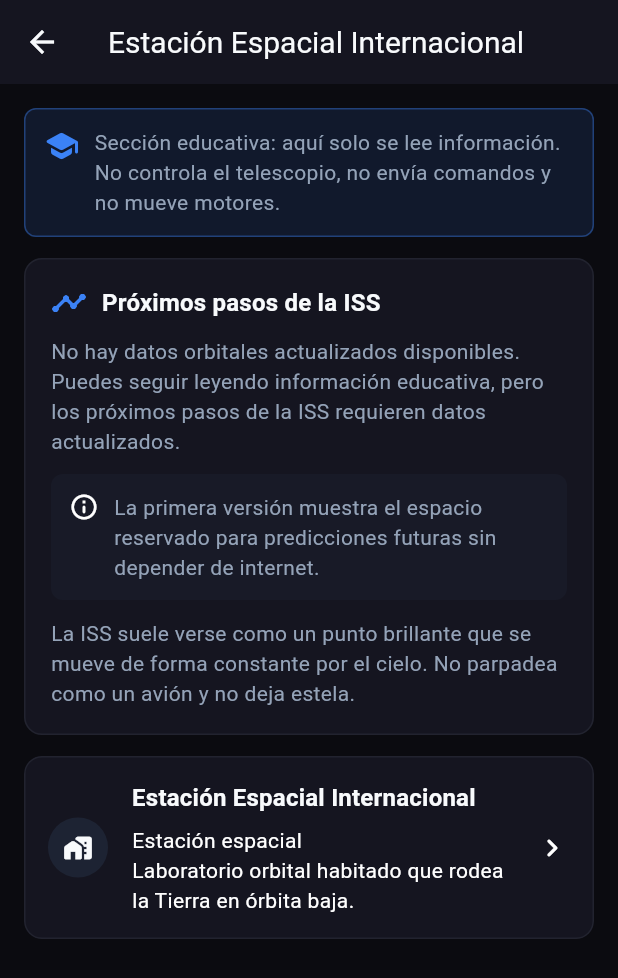
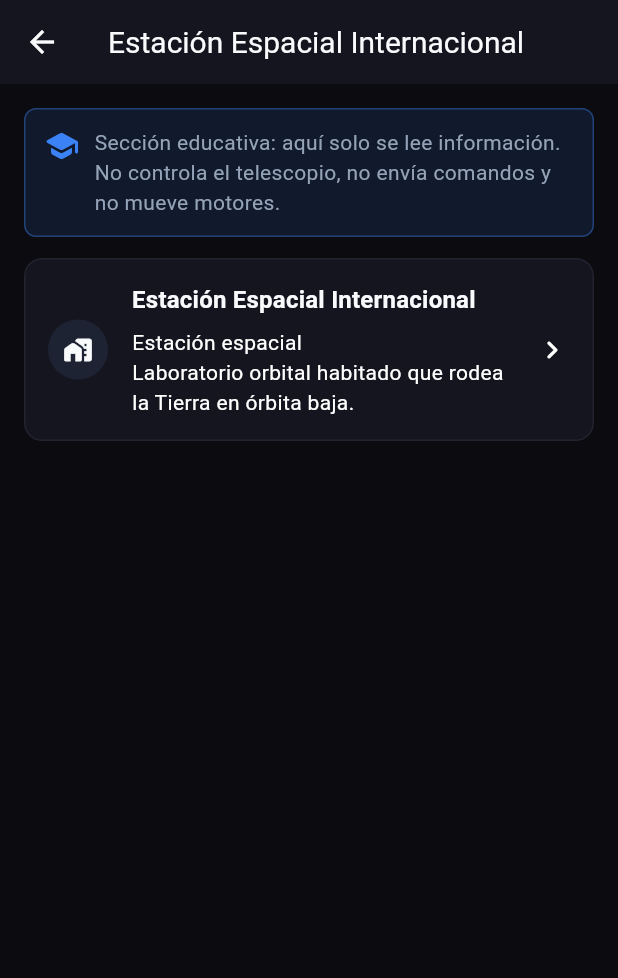
Before and after one commit to AstroPrinted/AstroPilot, a Flutter app: the SpaceEducationScreen screen opened directly, after a tap on "Estación Espacial Internacional", on a phone screen of 412 x 824 dp. Shown: the top 978 px of the screen. Run offline on Flutter 3.47's test engine with Material 3 defaults, Android fonts, the phone set to English and light mode, and no system bars; our stand-ins replace flutter_blue_plus, geolocator, permission_handler, shared_preferences; missing offline and left inert: geoengine; accounts and stored records are empty; statements that could not run were skipped.

Commit message:
Remove the placeholder ISS passes panel from Satellites
The panel never had real orbital data: its service always returned an
empty list. Drop the panel, the service, its model and their tests.

Co-Authored-By: Claude Opus 5.5 <noreply@anthropic.com>

```diff
--- a/lib/features/space_education/data/local_iss_pass_service.dart
+++ /dev/null
@@ -1,20 +0,0 @@
-import '../domain/models/iss_pass.dart';
-import '../domain/services/iss_pass_service.dart';
-
-class LocalIssPassService implements IssPassService {
-  const LocalIssPassService();
-
-  @override
-  Future<IssPassResult> getUpcomingIssPasses({
-    required double latitude,
-    required double longitude,
-    required DateTime from,
-  }) async {
-    return const IssPassResult(
-      passes: [],
-      hasFreshOrbitalData: false,
-      message:
-          'No hay datos orbitales actualizados disponibles. Puedes seguir leyendo información educativa, pero los próximos pasos de la ISS requieren datos actualizados.',
-    );
-  }
-}
--- a/lib/features/space_education/domain/models/iss_pass.dart
+++ /dev/null
@@ -1,37 +0,0 @@
-class IssPass {
-  final DateTime? startTime;
-  final DateTime? endTime;
-  final Duration? duration;
-  final String startDirection;
-  final String maxElevation;
-  final String endDirection;
-  final String visibilityLabel;
-  final bool isPotentiallyVisible;
-  final bool isPlaceholder;
-  final String note;
-
-  const IssPass({
-    this.startTime,
-    this.endTime,
-    this.duration,
-    required this.startDirection,
-    required this.maxElevation,
-    required this.endDirection,
-    required this.visibilityLabel,
-    required this.isPotentiallyVisible,
-    required this.isPlaceholder,
-    required this.note,
-  });
-}
-
-class IssPassResult {
-  final List<IssPass> passes;
-  final bool hasFreshOrbitalData;
-  final String message;
-
-  const IssPassResult({
-    required this.passes,
-    required this.hasFreshOrbitalData,
-    required this.message,
-  });
-}
--- a/lib/features/space_education/presentation/screens/space_education_screen.dart
+++ b/lib/features/space_education/presentation/screens/space_education_screen.dart
@@ -1,14 +1,10 @@
 import 'package:flutter/material.dart';
 
-import '../../data/local_iss_pass_service.dart';
 import '../../data/local_space_education_repository.dart';
 import '../../domain/models/educational_space_object.dart';
-import '../../domain/models/iss_pass.dart';
-import '../../domain/services/iss_pass_service.dart';
 
 class SpaceEducationScreen extends StatefulWidget {
   final LocalSpaceEducationRepository repository;
-  final IssPassService issPassService;
 
   /// Barra superior; por defecto "Satélites y exploración espacial".
   final PreferredSizeWidget? appBar;
@@ -16,7 +12,6 @@ class SpaceEducationScreen extends StatefulWidget {
   const SpaceEducationScreen({
     super.key,
     this.repository = const LocalSpaceEducationRepository(),
-    this.issPassService = const LocalIssPassService(),
     this.appBar,
   });
 
@@ -100,7 +95,6 @@ class _SpaceEducationScreenState extends State<SpaceEducationScreen> {
           objects: objects
               .where((object) => object.category == category)
               .toList(growable: false),
-          issPassService: widget.issPassService,
         ),
       ),
     );
@@ -110,12 +104,10 @@ class _SpaceEducationScreenState extends State<SpaceEducationScreen> {
 class _SpaceEducationCategoryScreen extends StatelessWidget {
   final EducationalSpaceCategory category;
   final List<EducationalSpaceObject> objects;
-  final IssPassService issPassService;
 
   const _SpaceEducationCategoryScreen({
     required this.category,
     required this.objects,
-    required this.issPassService,
   });
 
   @override
@@ -127,10 +119,6 @@ class _SpaceEducationCategoryScreen extends StatelessWidget {
         children: [
           const _EducationSafetyBanner(compact: true),
           const SizedBox(height: 14),
-          if (category == EducationalSpaceCategory.iss) ...[
-            _IssPassPanel(service: issPassService),
-            const SizedBox(height: 14),
-          ],
           for (final object in objects) ...[
             _EducationalObjectCard(object: object),
             const SizedBox(height: 10),
@@ -344,173 +332,6 @@ class _EducationalObjectCard extends StatelessWidget {
           child: Text('${object.type.label}\n${object.shortDescription}'),
         ),
         trailing: const Icon(Icons.chevron_right_rounded),
-      ),
-    );
-  }
-}
-
-class _IssPassPanel extends StatefulWidget {
-  final IssPassService service;
-
-  const _IssPassPanel({required this.service});
-
-  @override
-  State<_IssPassPanel> createState() => _IssPassPanelState();
-}
-
-class _IssPassPanelState extends State<_IssPassPanel> {
-  late final Future<IssPassResult> _future;
-
-  @override
-  void initState() {
-    super.initState();
-    _future = widget.service.getUpcomingIssPasses(
-      latitude: 0,
-      longitude: 0,
-      from: DateTime.now().toUtc(),
-    );
-  }
-
-  @override
-  Widget build(BuildContext context) {
-    return FutureBuilder<IssPassResult>(
-      future: _future,
-      builder: (context, snapshot) {
-        if (snapshot.connectionState != ConnectionState.done) {
-          return const Card(
-            child: Padding(
-              padding: EdgeInsets.all(18),
-              child: Center(child: CircularProgressIndicator()),
-            ),
-          );
-        }
-
-        final result = snapshot.data;
-        if (result == null || snapshot.hasError) {
-          return const _InfoCard(
-            icon: Icons.cloud_off_rounded,
-            title: 'Próximos pasos de la ISS',
-            message:
-                'No se pudieron revisar datos orbitales. El contenido educativo local sigue disponible.',
-          );
-        }
-
-        return Card(
-          child: Padding(
-            padding: const EdgeInsets.all(18),
-            child: Column(
-              crossAxisAlignment: CrossAxisAlignment.start,
-              children: [
-                Row(
-                  children: [
-                    Icon(
-                      Icons.timeline_rounded,
-                      color: Theme.of(context).colorScheme.primary,
-                    ),
-                    const SizedBox(width: 10),
-                    Expanded(
-                      child: Text(
-                        'Próximos pasos de la ISS',
-                        style: Theme.of(context).textTheme.titleMedium,
-                      ),
-                    ),
-                  ],
-                ),
-                const SizedBox(height: 10),
-                Text(result.message),
-                const SizedBox(height: 12),
-                if (result.passes.isEmpty)
-                  const _EmptyPassState()
-                else
-                  for (final pass in result.passes) _IssPassTile(pass: pass),
-                const SizedBox(height: 12),
-                const Text(
-                  'La ISS suele verse como un punto brillante que se mueve de forma constante por el cielo. No parpadea como un avión y no deja estela.',
-                ),
-              ],
-            ),
-          ),
-        );
-      },
-    );
-  }
-}
-
-class _IssPassTile extends StatelessWidget {
-  final IssPass pass;
-
-  const _IssPassTile({required this.pass});
-
-  @override
-  Widget build(BuildContext context) {
-    return Container(
-      margin: const EdgeInsets.only(top: 10),
-      padding: const EdgeInsets.all(12),
-      decoration: BoxDecoration(
-        color: Theme.of(
-          context,
-        ).colorScheme.surfaceContainerHighest.withValues(alpha: 0.36),
-        borderRadius: BorderRadius.circular(8),
-      ),
-      child: Column(
-        crossAxisAlignment: CrossAxisAlignment.start,
-        children: [
-          Text(
-            pass.visibilityLabel,
-            style: Theme.of(context).textTheme.titleMedium,
-          ),
-          const SizedBox(height: 8),
-          Text('Hora: ${_formatTime(pass.startTime)}'),
-          Text('Duración: ${_formatDuration(pass.duration)}'),
-          Text('Altura máxima: ${pass.maxElevation}'),
-          Text('Dirección: ${pass.startDirection} → ${pass.endDirection}'),
-          if (pass.note.isNotEmpty) ...[
-            const SizedBox(height: 8),
-            Text(pass.note, style: Theme.of(context).textTheme.bodySmall),
-          ],
-        ],
-      ),
-    );
-  }
-
-  String _formatTime(DateTime? value) {
-    if (value == null) return 'Pendiente';
-    final local = value.toLocal();
-    final hour = local.hour.toString().padLeft(2, '0');
-    final minute = local.minute.toString().padLeft(2, '0');
-    return '$hour:$minute';
-  }
-
-  String _formatDuration(Duration? value) {
-    if (value == null) return 'Pendiente';
-    return '${value.inMinutes} min';
-  }
-}
-
-class _EmptyPassState extends StatelessWidget {
-  const _EmptyPassState();
-
-  @override
-  Widget build(BuildContext context) {
-    return Container(
-      padding: const EdgeInsets.all(12),
-      decoration: BoxDecoration(
-        color: Theme.of(
-          context,
-        ).colorScheme.surfaceContainerHighest.withValues(alpha: 0.36),
-        borderRadius: BorderRadius.circular(8),
-      ),
-      child: const Row(
-        crossAxisAlignment: CrossAxisAlignment.start,
-        children: [
-          Icon(Icons.info_outline_rounded, size: 20),
-          SizedBox(width: 10),
-          Expanded(
-            child: Text(
-              'La primera versión muestra el espacio reservado para predicciones futuras sin depender de internet.',
-            ),
-          ),
-        ],
       ),
     );
   }
```
Also changed, not shown: lib/features/space_education/domain/services/iss_pass_service.dart (deleted, +0 -9 lines), 2 other files.
